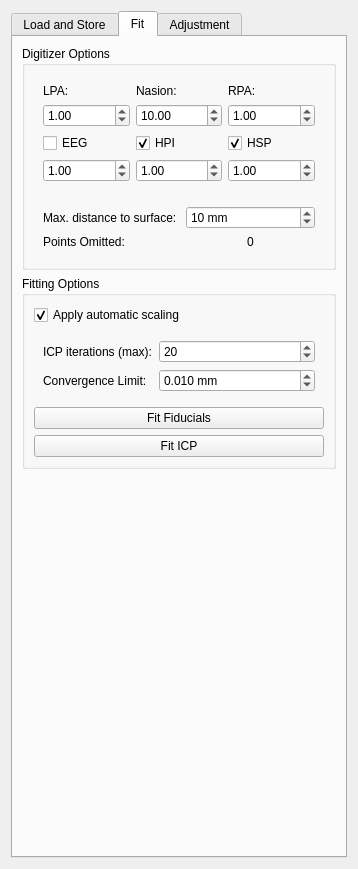
First picture: the form in libraries/disp/viewers/formfiles/coregsettingsview.ui, repository mne-tools/mne-cpp, before the edit.
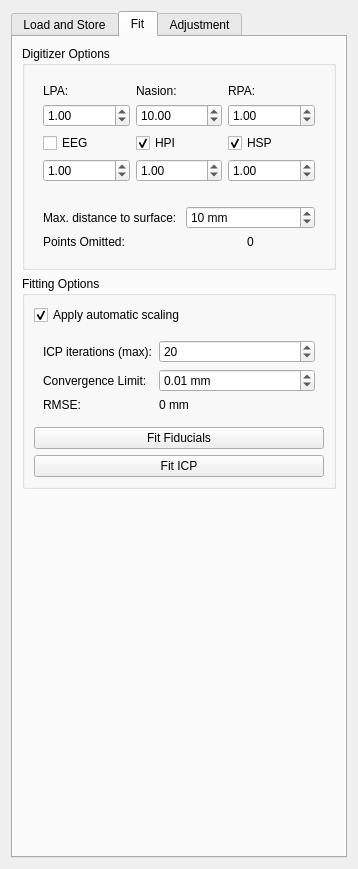
Second picture: the form after the edit. The open tabs and pages were chosen to show the change.

Commit message: Enh: get RMSE from perform ICP and implement necessary changes

The edit to the form file:
```diff
--- a/libraries/disp/viewers/formfiles/coregsettingsview.ui
+++ b/libraries/disp/viewers/formfiles/coregsettingsview.ui
@@ -335,26 +335,40 @@
                </property>
               </widget>
              </item>
+             <item row="1" column="0">
+              <widget class="QLabel" name="label_6">
+               <property name="text">
+                <string>Convergence Limit:</string>
+               </property>
+              </widget>
+             </item>
              <item row="1" column="1">
               <widget class="QDoubleSpinBox" name="m_qDoubleSpinBox_Converge">
                <property name="suffix">
                 <string> mm</string>
                </property>
                <property name="decimals">
-                <number>3</number>
+                <number>2</number>
                </property>
                <property name="singleStep">
-                <double>0.010000000000000</double>
+                <double>0.100000000000000</double>
                </property>
                <property name="value">
                 <double>0.010000000000000</double>
                </property>
               </widget>
              </item>
-             <item row="1" column="0">
-              <widget class="QLabel" name="label_6">
+             <item row="2" column="0">
+              <widget class="QLabel" name="label_16">
                <property name="text">
-                <string>Convergence Limit:</string>
+                <string>RMSE:</string>
+               </property>
+              </widget>
+             </item>
+             <item row="2" column="1">
+              <widget class="QLabel" name="m_qLabel_RMSE">
+               <property name="text">
+                <string>0 mm</string>
                </property>
               </widget>
              </item>
```
The commit also changes 8 other files.
